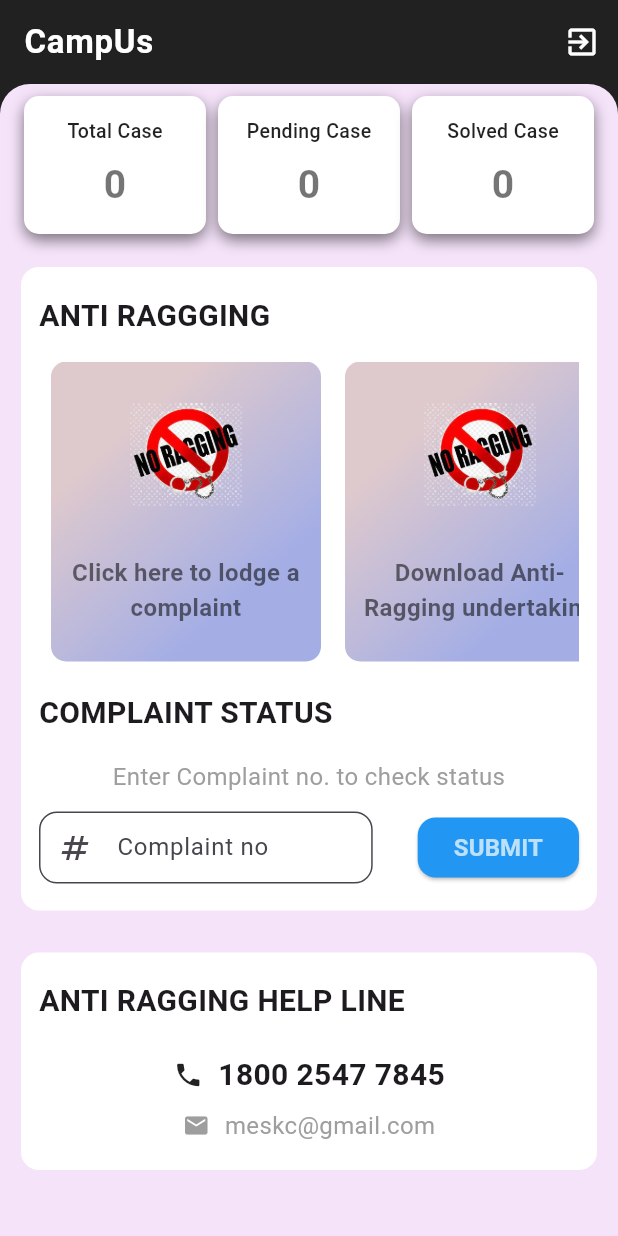
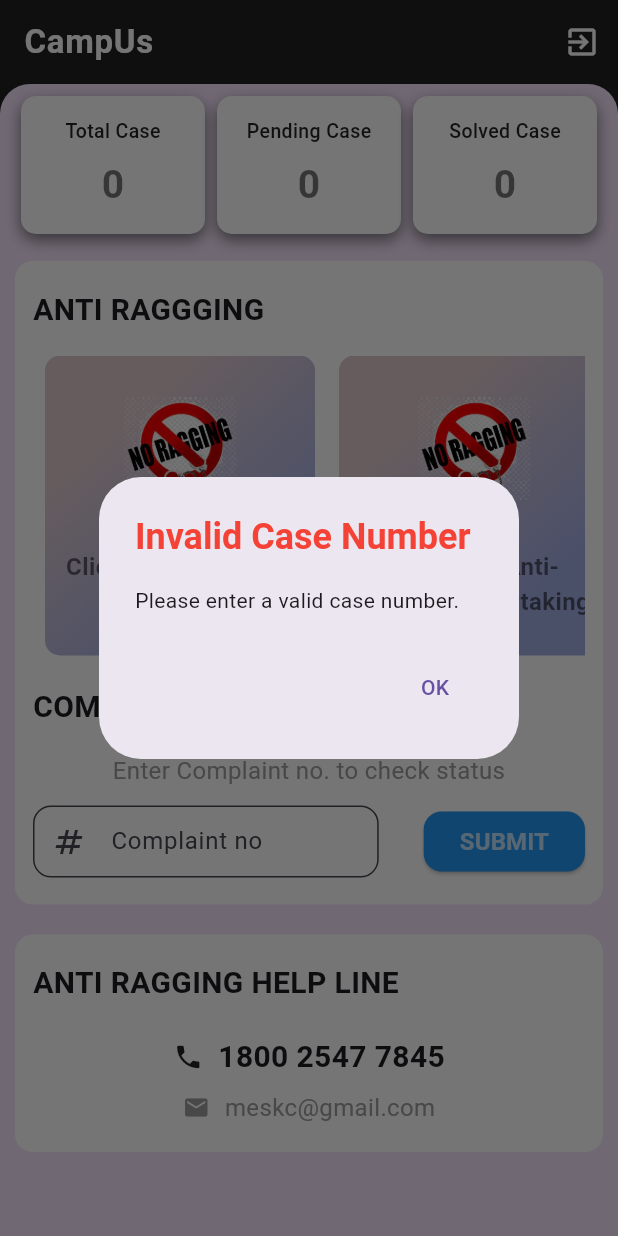
Before and after one commit to Hishammpsnhn/anti_ragging, a Flutter app: the HomeScreen screen opened directly, after a tap on "SUBMIT", on a phone screen of 412 x 824 dp. Run offline on Flutter 3.47's test engine with Material 3 defaults, Android fonts, the phone set to English and light mode, and no system bars; our stand-ins replace cloud_firestore, firebase_auth, firebase_core, shared_preferences; missing offline and left inert: dart:ffi; accounts and stored records are empty.

Commit message:
add dialog and complaint status

```diff
--- a/lib/screens/widgets/anit_ragging_boxes.dart
+++ b/lib/screens/widgets/anit_ragging_boxes.dart
@@ -1,38 +1,43 @@
+import 'package:anti_ragging/functions/firebaseFunction.dart';
 import 'package:anti_ragging/screens/home/ragging_report.dart';
 import 'package:anti_ragging/screens/home/ragging_rule_screen.dart';
 import 'package:anti_ragging/screens/home/report_complaint_form%20.dart';
+import 'package:anti_ragging/screens/widgets/complaint_dialog.dart';
 import 'package:flutter/material.dart';
 
 class AntiRaggingBoxes extends StatelessWidget {
   final bool? isAdmin;
+  final _complaintNoController = TextEditingController();
 
-  const AntiRaggingBoxes({Key? key, this.isAdmin}) : super(key: key);
+   AntiRaggingBoxes({Key? key, this.isAdmin}) : super(key: key);
 
   @override
   Widget build(BuildContext context) {
     return Padding(
-      padding: const EdgeInsets.all(14.0),
+      padding: const EdgeInsets.all(10.0),
       child: Container(
-        padding: EdgeInsets.symmetric(horizontal: 12.0, vertical: 18.0),
+        padding: const EdgeInsets.symmetric(horizontal: 12.0, vertical: 18.0),
         decoration: BoxDecoration(
             borderRadius: BorderRadius.circular(12.0), color: Colors.white),
         child: Column(
           crossAxisAlignment: CrossAxisAlignment.start,
           children: [
-            Text(
+            const Text(
               'ANTI RAGGGING',
               style: TextStyle(
                 fontSize: 20,
                 fontWeight: FontWeight.bold,
               ),
             ),
-            SizedBox(height: 16),
+            const SizedBox(height: 16),
             SingleChildScrollView(
               scrollDirection: Axis.horizontal,
               child: Row(
                 children: [
                   if (isAdmin != null && isAdmin!)
-                    (_buildRaggingBox("Click here  to check ragging case report", 'assets/antiRagging.png', () {
+                    (_buildRaggingBox(
+                        "Click here  to check ragging case report",
+                        'assets/antiRagging.png', () {
                       Navigator.push(
                         context,
                         MaterialPageRoute(
@@ -58,45 +63,44 @@ class AntiRaggingBoxes extends StatelessWidget {
                           ),
                         );
                       }, context),
-
                 ],
               ),
             ),
-            SizedBox(height: 20),
-            Text(
+            const SizedBox(height: 20),
+            const Text(
               'COMPLAINT STATUS',
               style: TextStyle(
                 fontSize: 20,
                 fontWeight: FontWeight.bold,
               ),
             ),
-            SizedBox(height: 16),
-            Center(
+            const SizedBox(height: 16),
+            const Center(
               child: Text(
                 'Enter Complaint no. to check status',
                 textAlign: TextAlign.center,
                 style: TextStyle(fontSize: 16, color: Colors.grey),
               ),
             ),
-            SizedBox(height: 12),
-            _Complaint_status()
+            const SizedBox(height: 12),
+            _Complaint_status(context)
           ],
         ),
       ),
     );
   }
 
-  Widget _buildRaggingBox(
-      String text, String imagePath, void Function() onTap, context) {
+  Widget _buildRaggingBox(String text, String imagePath, void Function() onTap,
+      context) {
     return GestureDetector(
       onTap: onTap,
       child: Container(
-        margin: EdgeInsets.symmetric(horizontal: 8.0),
-        padding: EdgeInsets.all(8.0),
+        margin: const EdgeInsets.symmetric(horizontal: 8.0),
+        padding: const EdgeInsets.all(8.0),
         width: 180,
         height: 200,
         decoration: BoxDecoration(
-          gradient: LinearGradient(
+          gradient: const LinearGradient(
             colors: [Color(0xffdec9cd), Color(0xffa4aee5)],
             stops: [0.25, 0.75],
             begin: Alignment.topLeft,
@@ -118,7 +122,7 @@ class AntiRaggingBoxes extends StatelessWidget {
               Text(
                 text,
                 textAlign: TextAlign.center,
-                style: TextStyle(
+                style: const TextStyle(
                   color: Colors.black54,
                   fontSize: 16,
                   fontWeight: FontWeight.w600,
@@ -130,40 +134,44 @@ class AntiRaggingBoxes extends StatelessWidget {
       ),
     );
   }
-}
 
-Widget _Complaint_status() {
+
+
+  Widget _Complaint_status(BuildContext context) {
+
     return Container(
       // Adjust the width according to your preference
       child: Row(
         children: [
           Expanded(
             child: TextField(
-            //controller: _EmailController,
+              controller: _complaintNoController,
               decoration: InputDecoration(
                 labelText: 'Complaint no',
                 hintText: 'complaint no',
                 filled: true,
                 fillColor: Colors.white,
-              prefixIcon: Icon(Icons.numbers),
+                prefixIcon: const Icon(Icons.numbers),
                 border: OutlineInputBorder(
                   borderRadius: BorderRadius.circular(12.0),
                 ),
-              contentPadding: EdgeInsets.symmetric(
+                contentPadding: const EdgeInsets.symmetric(
                     vertical: 10, horizontal: 8), // Adjust the padding
               ),
             ),
           ),
-        SizedBox(width: 30),
+          const SizedBox(width: 30),
           ElevatedButton(
-          onPressed: () {},
+            onPressed: () {
+              complaintStatus(context);
+            },
             style: ElevatedButton.styleFrom(
               primary: Colors.blue, // Background color
               shape: RoundedRectangleBorder(
                 borderRadius: BorderRadius.circular(12.0), // Border radius
               ),
             ),
-          child: Text(
+            child: const Text(
               "SUBMIT",
               style: TextStyle(
                   fontWeight: FontWeight.bold,
@@ -175,3 +183,25 @@ Widget _Complaint_status() {
       ),
     );
   }
+
+  void complaintStatus(BuildContext context) async {
+    final _complaintNo = _complaintNoController.text;
+
+    // Check if _complaintNo is a valid integer
+    if (int.tryParse(_complaintNo) == null) {
+      ComplaintDialog.showInvalidCaseNumberDialog(context);
+      return;
+    }
+
+    bool? solvedStatus = await FirestoreServices.findSolvedStatus(
+        int.tryParse(_complaintNo)!, context);
+
+    if (solvedStatus == null) {
+      ComplaintDialog.showInvalidCaseNumberDialog(context);
+    } else if (!solvedStatus) {
+      ComplaintDialog.showPendingDialog(context, _complaintNo);
+    } else {
+      ComplaintDialog.showSolvedDialog(context, _complaintNo);
+    }
+  }
+}
--- a/lib/screens/widgets/anti_raggint_helpline.dart
+++ b/lib/screens/widgets/anti_raggint_helpline.dart
@@ -25,7 +25,7 @@ class AntiRaggingHelpline extends StatelessWidget {
   @override
   Widget build(BuildContext context) {
     return Padding(
-      padding: const EdgeInsets.all(14.0),
+      padding: const EdgeInsets.all(10.0),
       child: Container(
         padding: const EdgeInsets.symmetric(horizontal: 12.0, vertical: 18.0),
         decoration: BoxDecoration(
--- /dev/null
+++ b/lib/screens/widgets/complaint_dialog.dart
@@ -0,0 +1,74 @@
+// complaint_dialog.dart
+
+import 'package:flutter/material.dart';
+
+class ComplaintDialog {
+  static void showInvalidCaseNumberDialog(BuildContext context) {
+    showDialog(
+      context: context,
+      builder: (BuildContext context) {
+        return AlertDialog(
+          title:const Text('Invalid Case Number', style: TextStyle(
+            fontWeight: FontWeight.w700,
+            color: Colors.red,
+          ),),
+          content: Text('Please enter a valid case number.'),
+          actions: [
+            TextButton(
+              onPressed: () {
+                Navigator.pop(context);
+              },
+              child: Text('OK'),
+            ),
+          ],
+        );
+      },
+    );
+  }
+
+  static void showPendingDialog(BuildContext context, String complaintNo) {
+    showDialog(
+      context: context,
+      builder: (BuildContext context) {
+        return AlertDialog(
+          title: Text('Case is Pending',style: TextStyle(
+            fontWeight: FontWeight.w700,
+            color: Colors.blue
+          ),),
+          content: Text('The complaint with case number $complaintNo is still pending.'),
+          actions: [
+            TextButton(
+              onPressed: () {
+                Navigator.pop(context);
+              },
+              child: Text('OK'),
+            ),
+          ],
+        );
+      },
+    );
+  }
+
+  static void showSolvedDialog(BuildContext context, String complaintNo) {
+    showDialog(
+      context: context,
+      builder: (BuildContext context) {
+        return AlertDialog(
+          title: Text('Case is Solved',style: TextStyle(
+            fontWeight: FontWeight.w700,
+            color: Colors.green
+          ),),
+          content: Text('The complaint with case number $complaintNo is solved.'),
+          actions: [
+            TextButton(
+              onPressed: () {
+                Navigator.pop(context);
+              },
+              child: Text('OK'),
+            ),
+          ],
+        );
+      },
+    );
+  }
+}
--- a/lib/screens/widgets/top_boxes.dart
+++ b/lib/screens/widgets/top_boxes.dart
@@ -14,18 +14,18 @@ class TopBoxes extends StatelessWidget {
   @override
   Widget build(BuildContext context) {
     return Container(
-      margin: EdgeInsets.symmetric(horizontal: 16, vertical: 8),
+      margin: const EdgeInsets.symmetric(horizontal: 14, vertical: 8),
       child: Row(
         mainAxisAlignment: MainAxisAlignment.spaceBetween,
         children: [
           Expanded(
             child: _buildTopBox("Total Case", totalCases),
           ),
-          SizedBox(width: 8),
+          const SizedBox(width: 8),
           Expanded(
             child: _buildTopBox("Pending Case", pendingCases),
           ),
-          SizedBox(width: 8),
+          const SizedBox(width: 8),
           Expanded(
             child: _buildTopBox("Solved Case", solvedCases),
           ),
@@ -36,14 +36,14 @@ class TopBoxes extends StatelessWidget {
 
   Widget _buildTopBox(String text, int number) {
     return Container(
-      padding: EdgeInsets.all(14),
+      padding: const EdgeInsets.all(14),
       decoration: BoxDecoration(
         color: Colors.white,
         boxShadow: [
           BoxShadow(
             color: Colors.black.withOpacity(0.5),
             blurRadius: 8,
-            offset: Offset(0, 4),
+            offset: const Offset(0, 4),
           ),
         ],
         borderRadius: BorderRadius.circular(10),
@@ -53,17 +53,17 @@ class TopBoxes extends StatelessWidget {
         children: [
           Text(
             text,
-            style: TextStyle(
+            style: const TextStyle(
               color: Colors.black87,
               fontWeight: FontWeight.w500,
               fontSize: 13,
             ),
           ),
-          SizedBox(height: 8),
+          const SizedBox(height: 8),
           Center(
             child: Text(
               number.toString(),
-              style: TextStyle(
+              style: const TextStyle(
                 color: Colors.black54,
                 fontSize: 26,
                 fontWeight: FontWeight.w600,
```
Also changed, not shown: lib/functions/firebaseFunction.dart (+22 -0 lines). Lines whose indentation alone changed are shown as unchanged.
